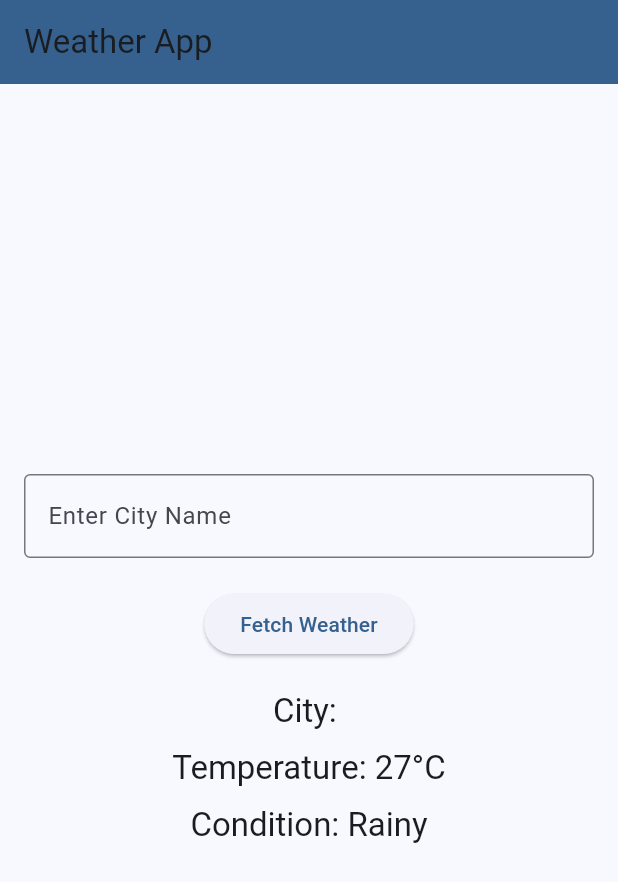
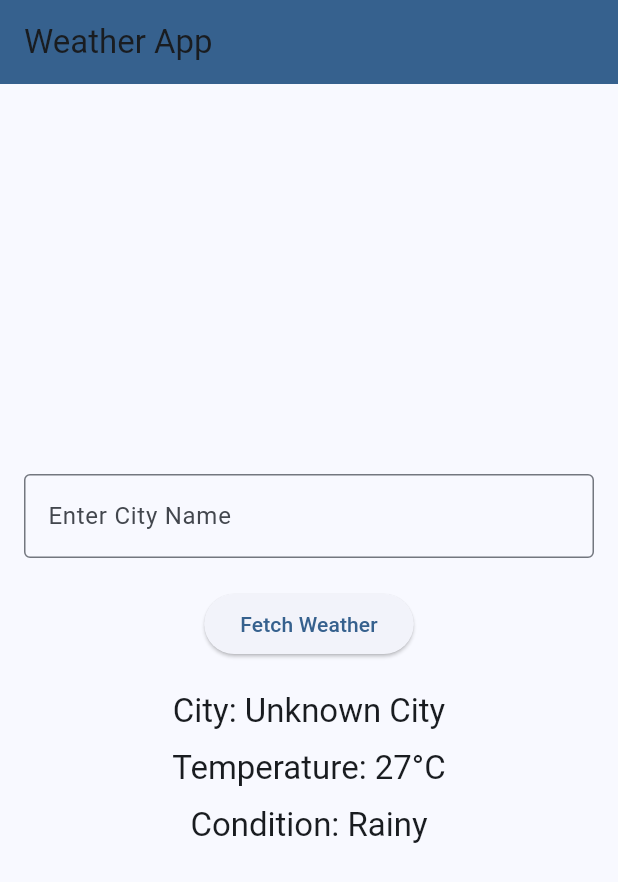
Before and after one commit to BhaskarTej/Weather_Info_App, a Flutter app: the screen it shows after launch, after a tap on "Fetch Weather", on a phone screen of 412 x 824 dp. Shown: the top 882 px of the screen. Run offline on Flutter 3.47's test engine with Material 3 defaults, Android fonts, the phone set to English and light mode, and no system bars.

Commit message:
Displayed simulated weather information

```diff
--- a/lib/main.dart
+++ b/lib/main.dart
@@ -37,7 +37,7 @@ class _WeatherScreenState extends State<WeatherScreen> {
   // Function to simulate fetching weather data
   void _fetchWeather() {
     setState(() {
-      _cityName = _cityController.text;
+      _cityName = _cityController.text.isNotEmpty ? _cityController.text : "Unknown City"; // Show city name or fallback
 
       // Generate a random temperature between 15°C and 30°C
       final random = Random();
@@ -75,10 +75,13 @@ class _WeatherScreenState extends State<WeatherScreen> {
               child: const Text('Fetch Weather'),
             ),
             const SizedBox(height: 20),
+            // Display city name
             Text('City: $_cityName', style: Theme.of(context).textTheme.titleLarge),
             const SizedBox(height: 10),
+            // Display temperature
             Text('Temperature: $_temperature', style: Theme.of(context).textTheme.titleLarge),
             const SizedBox(height: 10),
+            // Display weather condition
             Text('Condition: $_condition', style: Theme.of(context).textTheme.titleLarge),
           ],
         ),
```
